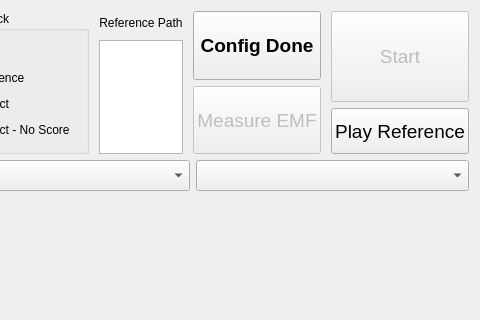
Above: tts_gui_experiment/TTS_GUI.ui from Sebnor-Doc/Collect_Data before the change; both pictures show x 646 to 1126 and y 0 to 320 of the 1126 by 726 pixel window. Below: the same form after it.
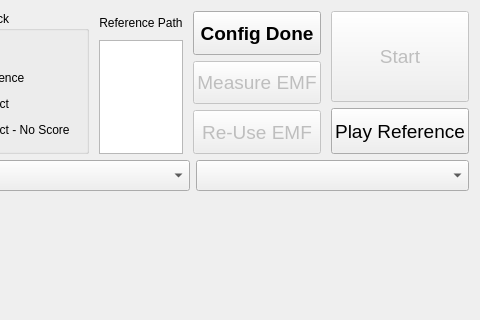
That is the form after the change. Custom widgets are drawn as their Qt base class.

Commit message: Add a reuse EMF button. Read from prev EMF file and update sensors EMF

What changed in the file:
```diff
--- a/tts_gui_experiment/TTS_GUI.ui
+++ b/tts_gui_experiment/TTS_GUI.ui
@@ -373,6 +373,27 @@
           </property>
          </widget>
         </item>
+        <item>
+         <widget class="QPushButton" name="reuseEMFButton">
+          <property name="enabled">
+           <bool>false</bool>
+          </property>
+          <property name="sizePolicy">
+           <sizepolicy hsizetype="Minimum" vsizetype="Expanding">
+            <horstretch>0</horstretch>
+            <verstretch>0</verstretch>
+           </sizepolicy>
+          </property>
+          <property name="font">
+           <font>
+            <pointsize>14</pointsize>
+           </font>
+          </property>
+          <property name="text">
+           <string>Re-Use EMF</string>
+          </property>
+         </widget>
+        </item>
        </layout>
       </item>
       <item>
```
The commit also changes 1 other file.
